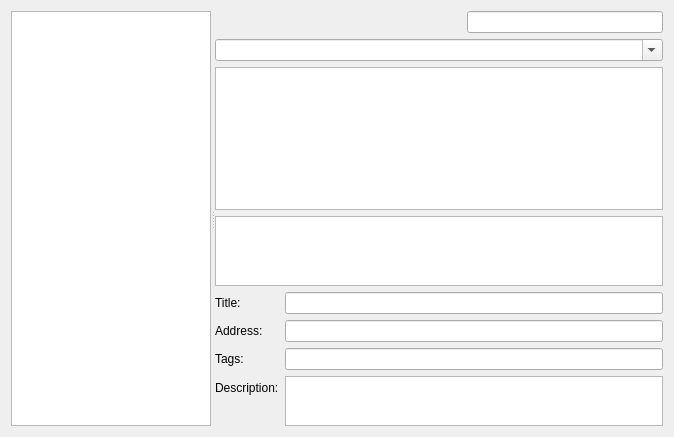
This is bookmarks_editor/src/bookmarksview_base.ui in edulix/gsoc as Qt 5 draws it before an edit. The edited form follows.
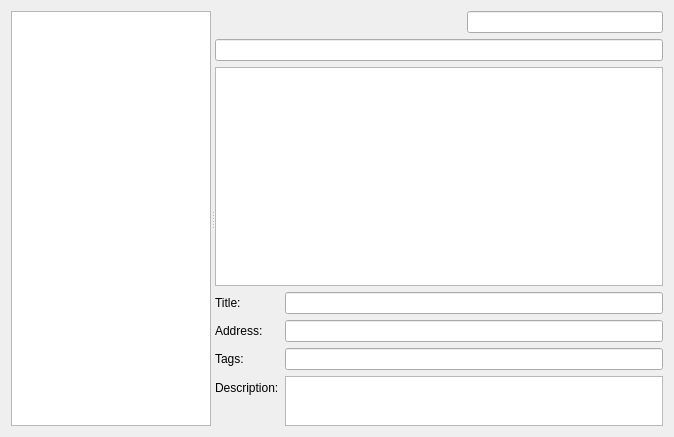
This is the edited form. Custom widgets are drawn as their Qt base class.

Commit message: forking klineedit implementing proper completion box using custom model views

Patch:
```diff
--- a/bookmarks_editor/src/bookmarksview_base.ui
+++ b/bookmarks_editor/src/bookmarksview_base.ui
@@ -103,18 +103,9 @@
         </layout>
        </item>
        <item>
-        <widget class="KComboBox" name="kcombobox">
-         <property name="editable">
-          <bool>true</bool>
-         </property>
-         <property name="autoCompletion">
-          <bool>false</bool>
-         </property>
+        <widget class="KLineEditView" name="locationBar">
         </widget>
        </item>
-       <item>
-        <widget class="QTreeView" name="listView"/>
-       </item>
        <item>
         <widget class="Akonadi::KonqBookmarkView" name="bookmarksView">
          <property name="sizePolicy">
@@ -237,6 +228,12 @@
    <extends>QTreeView</extends>
    <header location="global">konqbookmark/konqbookmarkview.h</header>
   </customwidget>
+  <customwidget>
+   <class>KLineEditView</class>
+   <extends>QLineEdit</extends>
+   <header location="global">konqbookmark/klineeditview.h</header>
+  </customwidget>
+
  </customwidgets>
  <resources/>
  <connections/>
```
The commit also changes 11 other files.
